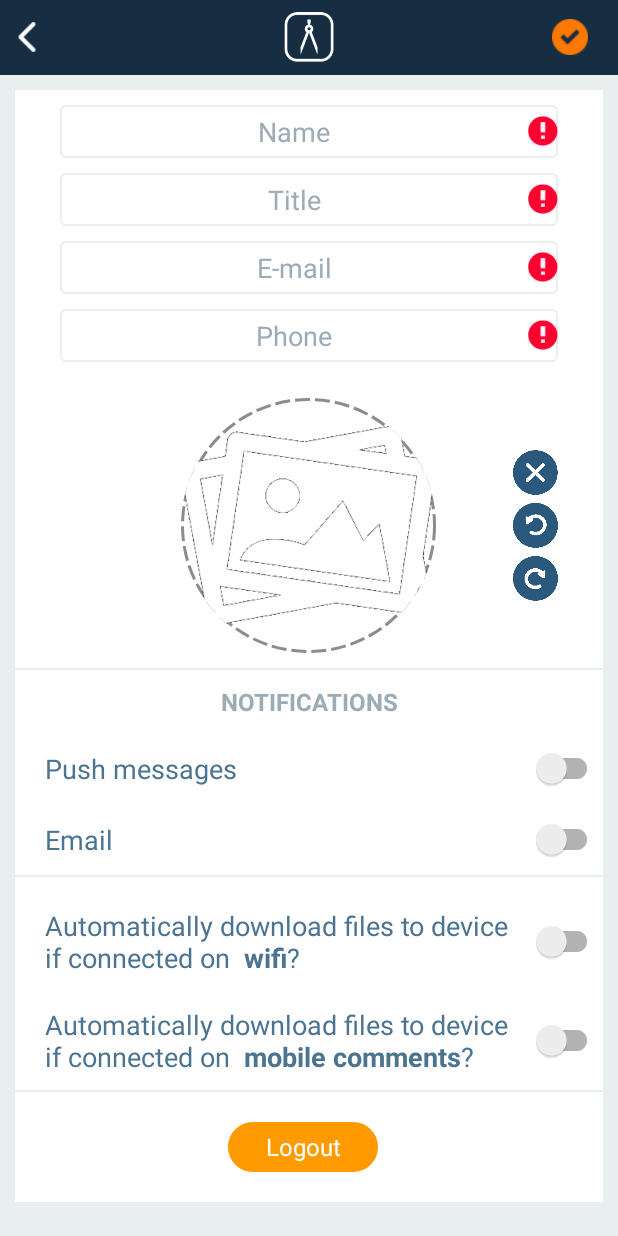
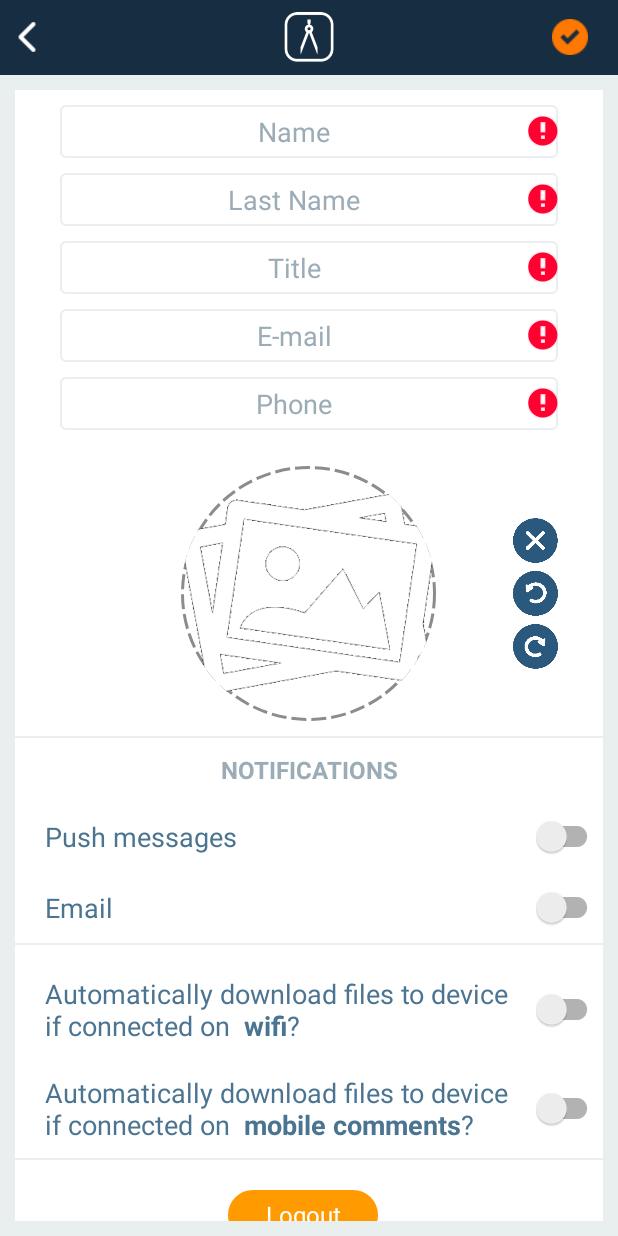
Before and after one commit to DamjanMilekic/ReStrictApp, an Android app: the fragment FragmentAppSettingsActivity placed in its activity, after a tap on an icon or button, on a phone screen of 412 x 824 dp. Run offline under Robolectric (Android 15) with nearby library versions, the phone set to English and light mode, and no system bars; our stand-ins replace CircleImageView, Picasso; pictures from the network do not load; 1 statement that could not run was skipped.

Commit message:
Vracen Last name

```diff
--- a/app/src/main/java/com/example/laptop/restrict/Fragments/FragmentAppSettingsActivity.java
+++ b/app/src/main/java/com/example/laptop/restrict/Fragments/FragmentAppSettingsActivity.java
@@ -106,7 +106,7 @@ public class FragmentAppSettingsActivity extends Fragment {
         final View view = inflater.inflate(R.layout.app_settings, container, false);
 
         name = (EditText) view.findViewById(R.id.ime);
-    //    lastName = (EditText)view.findViewById(R.id.prezime);
+        lastName = (EditText)view.findViewById(R.id.prezime);
         title = (EditText) view.findViewById(R.id.title);
         eMail = (EditText) view.findViewById(R.id.eMail);
         phone = (EditText) view.findViewById(R.id.phone);
@@ -131,7 +131,6 @@ public class FragmentAppSettingsActivity extends Fragment {
             @Override
             public void onClick(View view) {
                 slikaIme.setImageResource(R.drawable.full_circle);
-               // slikaIme.setForeground(getResources().getColor(R.color.fotoback));
                 linearLayoutSlicicaIText.setVisibility(View.VISIBLE);
             }
         });
@@ -223,7 +222,7 @@ public class FragmentAppSettingsActivity extends Fragment {
                 String ime, prezime, titl, mail, tel;
 
                 ime = name.getText().toString();
-                //prezime = lastName.getText().toString();
+                prezime = lastName.getText().toString();
                 titl = title.getText().toString();
                 mail = eMail.getText().toString();
                 tel = phone.getText().toString();
@@ -233,10 +232,10 @@ public class FragmentAppSettingsActivity extends Fragment {
                     failFlag = true;
                     name.setError("ENTER NAME");
                 }
-                /*if (prezime.trim().length() == 0) {
+                if (prezime.trim().length() == 0) {
                     failFlag = true;
                     lastName.setError("ENTER LASTNAME");
-                }*/
+                }
                 if (titl.trim().length() == 0) {
                     failFlag = true;
                     title.setError("ENTER TITLE");
@@ -261,7 +260,7 @@ public class FragmentAppSettingsActivity extends Fragment {
                         //TODO save states
 
                         Service apiService = Client.getApiClient().create(Service.class);
-                        Call<Person> call = apiService.postPerson(ime, /*prezime,*/ titl, mail, tel, LoginFragment.api_token);
+                        Call<Person> call = apiService.postPerson(ime, prezime, titl, mail, tel, LoginFragment.api_token);
 
                         call.enqueue(new Callback<Person>() {
                             @Override
@@ -283,7 +282,7 @@ public class FragmentAppSettingsActivity extends Fragment {
                         Toast.makeText(getContext(), "ENTER EMAIL FORM CORRECTLY", Toast.LENGTH_LONG).show();
                         eMail.setError("ENTER EMAIL FORM CORRECTLY");
                         name.setError(null);
-                       // lastName.setError(null);
+                        lastName.setError(null);
                         title.setError(null);
                         phone.setError(null);
                     }
@@ -349,7 +348,7 @@ public class FragmentAppSettingsActivity extends Fragment {
                     User data = response.body().getUser();
 
                     name.setText(data.getFirstName());
-                    //lastName.setText(data.getLastName());
+                    lastName.setText(data.getLastName());
                     title.setText(data.getTitle());
                     eMail.setText(data.getEmail());
                     phone.setText(data.getProfile().getPhone());
--- a/app/src/main/java/com/example/laptop/restrict/RetrofitAppSettings/Service.java
+++ b/app/src/main/java/com/example/laptop/restrict/RetrofitAppSettings/Service.java
@@ -36,7 +36,7 @@ public interface Service {
     @FormUrlEncoded
     @POST("api/me/update")
     Call<Person> postPerson(@Field("first_name") String first_name,
-                            /*@Field("last_name") String last_name,*/
+                            @Field("last_name") String last_name,
                             @Field("title") String title,
                             @Field("email") String email,
                             @Field("phone") String phone,
--- a/app/src/main/res/layout/app_settings.xml
+++ b/app/src/main/res/layout/app_settings.xml
@@ -82,7 +82,7 @@
                         android:textColorHint="@color/placeholder"
                         android:inputType="textPersonName" />
 
-            <!--        <EditText
+                    <EditText
                         android:id="@+id/prezime"
                         android:layout_width="match_parent"
                         android:layout_height="35dp"
@@ -96,12 +96,11 @@
                         android:hint="Last Name"
                         android:textColorHint="@color/placeholder"
                         android:inputType="textPersonName" />
--->
                     <EditText
                         android:id="@+id/title"
                         android:layout_width="match_parent"
                         android:layout_height="35dp"
-                        android:layout_below="@id/ime"
+                        android:layout_below="@id/prezime"
                         android:layout_marginEnd="30dp"
                         android:layout_marginStart="30dp"
                         android:layout_marginTop="10dp"
```
